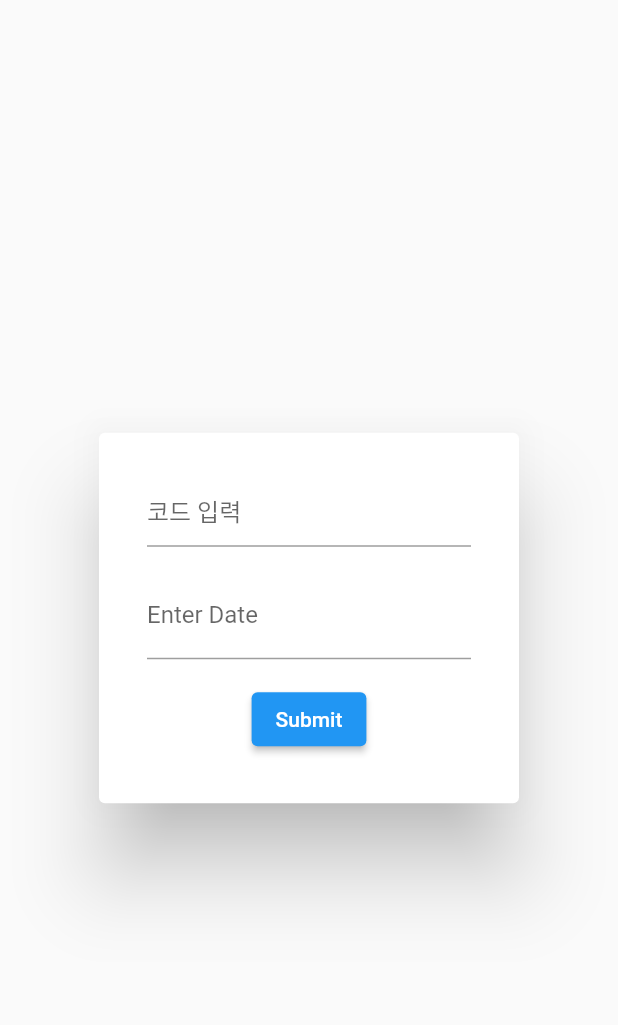
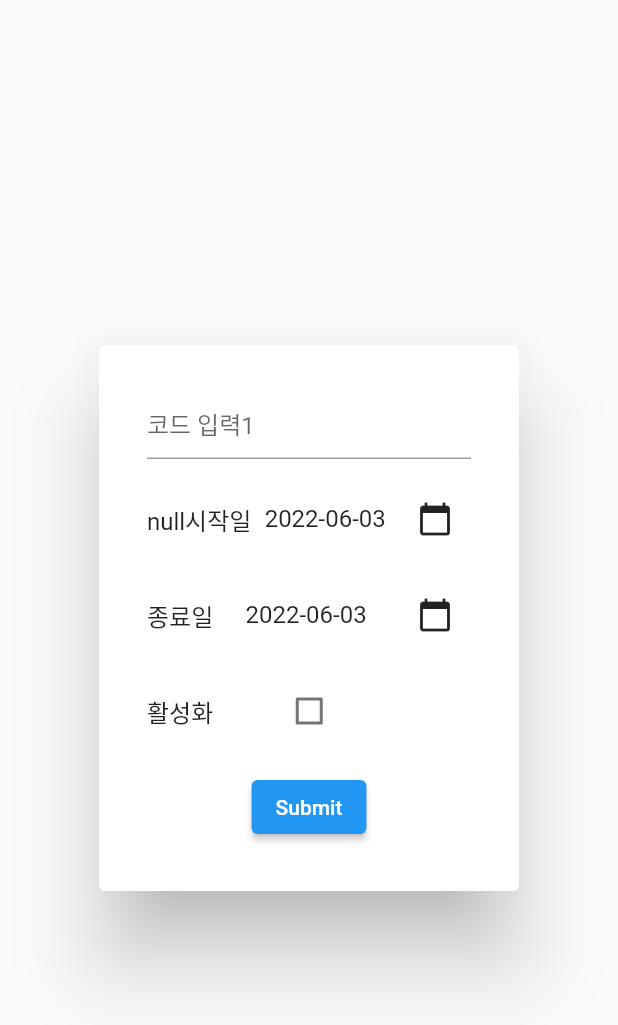
Before and after one commit to pridekk/admin_app, a Flutter app: the PromotionCodeForm widget shown alone on an empty page, opened directly, on a phone screen of 412 x 824 dp. Shown: the top 1025 px of the screen. Run offline on Flutter 3.47's test engine with Material 2 defaults, Android fonts, the light colour scheme and no system bars; our stand-ins replace adaptive_breakpoints, easy_sidemenu, flutter_dotenv, fluttertoast, google_fonts; missing offline and left inert: dart:html, dual_screen; network calls fail.

Commit message:
프로모션 코드 등록 폼 작업 환경변수작업

```diff
--- a/lib/components/Promtion_code_form.dart
+++ b/lib/components/Promtion_code_form.dart
@@ -1,8 +1,12 @@
 import 'package:flutter/material.dart';
+import 'package:flutter_dotenv/flutter_dotenv.dart';
+import 'package:intl/intl.dart';
 
 // Define a custom Form widget.
 class PromotionCodeForm extends StatefulWidget {
-  const PromotionCodeForm({super.key});
+  const PromotionCodeForm
+
+  ({super.key});
 
   @override
   PromotionCodeFormState createState() {
@@ -19,7 +23,10 @@ class PromotionCodeFormState extends State<PromotionCodeForm> {
   // Note: This is a `GlobalKey<FormState>`,
   // not a GlobalKey<MyCustomFormState>.
   final _formKey = GlobalKey<FormState>();
-  late String code  = '';
+  String _code = '';
+  DateTime _startTime = DateTime.now();
+  DateTime _expireTime = DateTime.now();
+  bool _enabled = false;
   @override
   Widget build(BuildContext context) {
     // Build a Form widget using the _formKey created above.
@@ -36,7 +43,7 @@ class PromotionCodeFormState extends State<PromotionCodeForm> {
                     padding: EdgeInsets.all(8.0),
                     child: TextFormField(
                       decoration: const InputDecoration(
-                        hintText: '코드 입력',
+                        hintText: '코드 입력1',
                       ),
                       validator: (String? value) {
                         if (value == null || value.isEmpty) {
@@ -45,18 +52,96 @@ class PromotionCodeFormState extends State<PromotionCodeForm> {
                         return null;
                       },
                       onSaved: (value) {
-                        code = value!;
+                        _code = value!;
                       },
                       onChanged: (value) {
-                        code = value;
+                        _code = value;
                       },
                     ),
                   ),
                   Padding(
-                    padding: EdgeInsets.all(8.0),
-                    child: InputDatePickerFormField(
-                      firstDate: DateTime.now(),
-                      lastDate: DateTime.utc(2030,12,31),
+                    padding: const EdgeInsets.all(8.0),
+                    child: Row(
+                      mainAxisAlignment: MainAxisAlignment.spaceBetween,
+                      children: [
+                        Text("${dotenv.env['MODE']}시작일"),
+                        Text(DateFormat("yyyy-MM-dd").format(_startTime)),
+                        IconButton(
+                          icon: Icon(Icons.calendar_today),
+                          onPressed: () async {
+                            var selectedDate = await showDatePicker(
+                              context: context,
+                              initialDate: _startTime,
+                              firstDate: DateTime(2022),
+                              lastDate: DateTime(2030),
+                            );
+
+                            setState(() {
+                              if(selectedDate != null){
+                                _startTime = selectedDate;
+                              }
+
+                            });
+
+                          },
+                        ),
+                        // TextFormField(
+                        //   initialValue: DateFormat("yyyy-MM-dd").format(_dateTime),
+                        // ),
+                      ],
+                    ),
+                  ),
+                  Padding(
+                    padding: const EdgeInsets.all(8.0),
+                    child: Row(
+                      mainAxisAlignment: MainAxisAlignment.spaceBetween,
+                      children: [
+                        const Text("종료일"),
+                        Text(DateFormat("yyyy-MM-dd").format(_expireTime)),
+                        IconButton(
+                          icon: Icon(Icons.calendar_today),
+                          onPressed: () async {
+                            var selectedDate = await showDatePicker(
+                              context: context,
+                              initialDate: _expireTime,
+                              firstDate: DateTime(2022),
+                              lastDate: DateTime(2030),
+                            );
+                            setState(() {
+                              if(selectedDate != null){
+                                _expireTime = selectedDate;
+                              }
+
+                            });
+                          },
+                        ),
+                        // TextFormField(
+                        //   initialValue: DateFormat("yyyy-MM-dd").format(_dateTime),
+                        // ),
+                      ],
+                    ),
+                  ),
+                  Padding(
+                    padding: const EdgeInsets.all(8.0),
+                    child: Row(
+                      mainAxisAlignment: MainAxisAlignment.start,
+                      children: [
+
+                        const Text("활성화"),
+                        const SizedBox(
+                          width: 40.0,
+                        ),
+                        Checkbox(
+                          value: _enabled,
+                          onChanged: (value) async {
+                            setState(() {
+                              if(value != null){
+                                _enabled = value;
+                              }
+                            });
+                          },
+                        ),
+                      ],
                     ),
                   ),
                   Padding(
@@ -68,7 +153,7 @@ class PromotionCodeFormState extends State<PromotionCodeForm> {
                         // the form is invalid.
                         if (_formKey.currentState!.validate()) {
                           _formKey.currentState!.save();
-                          debugPrint(code);
+                          debugPrint(_code);
                         }
                       },
                     ),
@@ -80,4 +165,9 @@ class PromotionCodeFormState extends State<PromotionCodeForm> {
         ),
       );
   }
+
+  Future<bool> _addPromotionCode() async {
+      return true;
+
+  }
 }
```
Also changed, not shown: lib/main.dart (+26 -4 lines), pubspec.yaml (+5 -3 lines), pubspec.lock, 3 other files.
